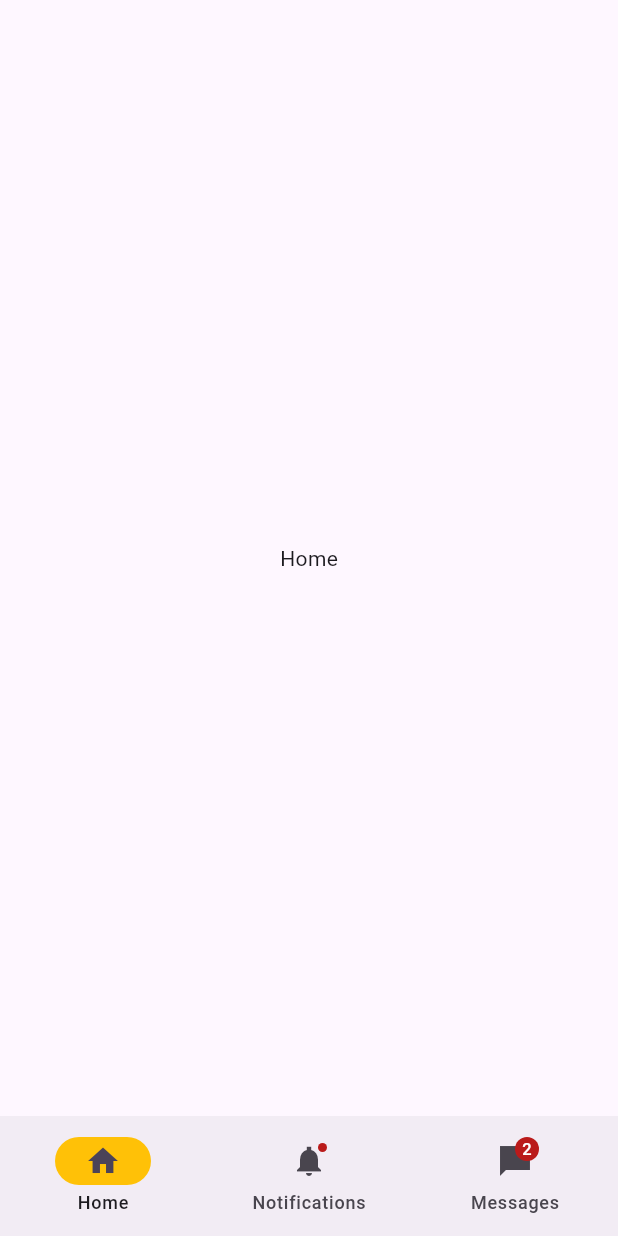
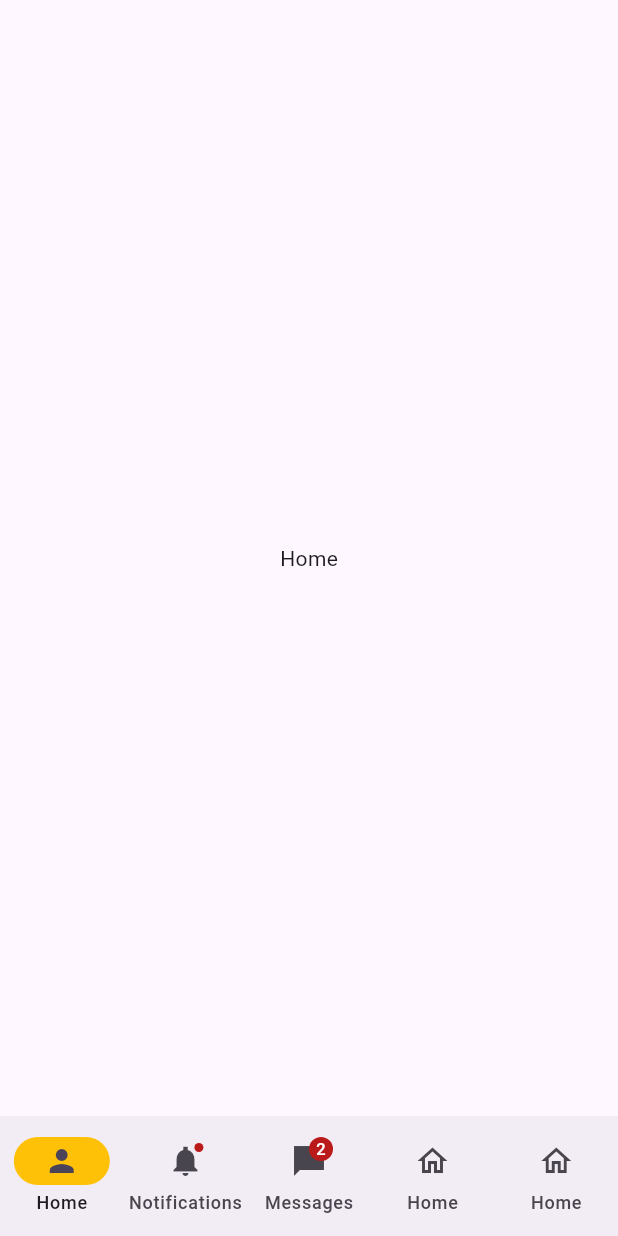
Before and after one commit to bottrell/StrengthStat, a Flutter app: the screen it shows after launch, on a phone screen of 412 x 824 dp. Run offline on Flutter 3.47's test engine with Material 3 defaults, Android fonts, the phone set to English and light mode, and no system bars.

Commit message:
added updated navbar

```diff
--- a/lib/main.dart
+++ b/lib/main.dart
@@ -1,5 +1,5 @@
 import 'package:flutter/material.dart';
-import 'package:strength_stat/widgets/test_widget.dart';
+import 'package:strength_stat/screens/test_widget.dart';
 
 void main() {
   runApp(const MyApp());
@@ -48,21 +48,36 @@ class _NavigationExampleState extends State<NavBar> {
         indicatorColor: Colors.amber,
         selectedIndex: currentPageIndex,
         destinations: const <Widget>[
+          // Profile
           NavigationDestination(
-            selectedIcon: Icon(Icons.home),
-            icon: Icon(Icons.home_outlined),
+            selectedIcon: Icon(Icons.person),
+            icon: Icon(Icons.person_outline),
             label: 'Home',
           ),
+          // Exercises
           NavigationDestination(
             icon: Badge(child: Icon(Icons.notifications_sharp)),
             label: 'Notifications',
           ),
+          // Workout
           NavigationDestination(
             icon: Badge(
               label: Text('2'),
               child: Icon(Icons.messenger_sharp),
             ),
             label: 'Messages',
+          ),
+          // Measure
+          NavigationDestination(
+            selectedIcon: Icon(Icons.home),
+            icon: Icon(Icons.home_outlined),
+            label: 'Home',
+          ),
+          // Stats
+          NavigationDestination(
+            selectedIcon: Icon(Icons.home),
+            icon: Icon(Icons.home_outlined),
+            label: 'Home',
           ),
         ],
       ),
```
Also changed, not shown: lib/screens/test_widget.dart (renamed from lib/widgets/test_widget.dart).
